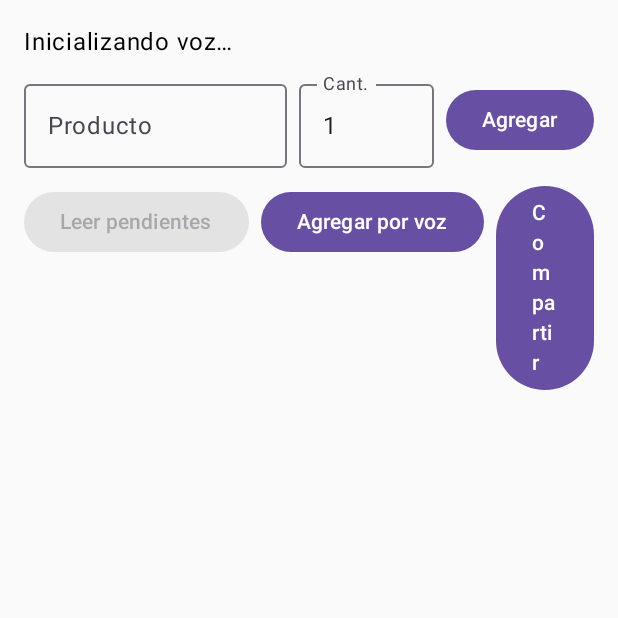
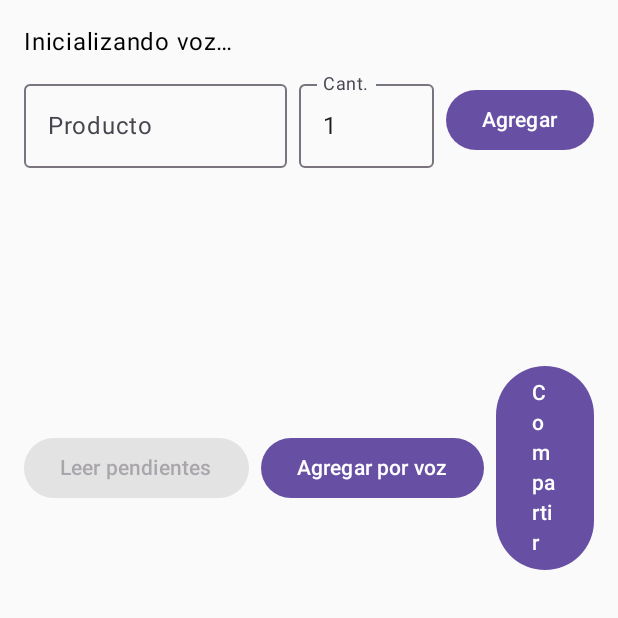
Before and after one commit to JuanManuel1970/LIstaVoz, an Android app built with Jetpack Compose: the screen it shows after launch (MainActivity), after a tap on "Compartir", on a phone screen of 412 x 824 dp, the top half of it. Run offline under Robolectric (Android 15) with nearby library versions, the phone set to English and light mode, and no system bars; our stand-ins replace Room's generated code.

Commit message:
Se corrigio voz

```diff
--- a/app/src/main/java/com/juanmanuel/listavoz/ItemDao.kt
+++ b/app/src/main/java/com/juanmanuel/listavoz/ItemDao.kt
@@ -5,9 +5,12 @@ import kotlinx.coroutines.flow.Flow
 
 @Dao
 interface ItemDao {
+
+    // Lista ordenada: pendientes primero y alfabético
     @Query("SELECT * FROM items ORDER BY purchased ASC, name ASC")
     fun observeAll(): Flow<List<Item>>
 
+    // Upsert simple (con REPLACE por id autogenerado)
     @Insert(onConflict = OnConflictStrategy.REPLACE)
     suspend fun upsert(item: Item)
 
@@ -16,4 +19,14 @@ interface ItemDao {
 
     @Query("DELETE FROM items WHERE id = :id")
     suspend fun deleteById(id: Long)
+
+    // === NUEVAS para las features ===
+
+    // Borra todos los marcados como comprados
+    @Query("DELETE FROM items WHERE purchased = 1")
+    suspend fun deletePurchased()
+
+    // Renombrar un ítem (para el diálogo de edición)
+    @Query("UPDATE items SET name = :newName WHERE id = :id")
+    suspend fun rename(id: Long, newName: String)
 }
--- a/app/src/main/java/com/juanmanuel/listavoz/MainActivity.kt
+++ b/app/src/main/java/com/juanmanuel/listavoz/MainActivity.kt
@@ -8,6 +8,7 @@ import android.speech.tts.TextToSpeech
 import androidx.activity.ComponentActivity
 import androidx.activity.compose.setContent
 import androidx.activity.result.contract.ActivityResultContracts
+import androidx.compose.foundation.clickable
 import androidx.compose.foundation.layout.*
 import androidx.compose.foundation.lazy.LazyColumn
 import androidx.compose.foundation.lazy.items
@@ -15,12 +16,20 @@ import androidx.compose.material3.*
 import androidx.compose.runtime.*
 import androidx.compose.ui.Alignment
 import androidx.compose.ui.Modifier
+import androidx.compose.ui.text.input.ImeAction
+import androidx.compose.foundation.text.KeyboardOptions
+
 import androidx.compose.ui.unit.dp
 import androidx.core.content.ContextCompat
 import androidx.lifecycle.lifecycleScope
 import androidx.room.Entity
 import androidx.room.PrimaryKey
 import kotlinx.coroutines.launch
+import androidx.compose.ui.text.input.KeyboardType
+import java.util.Locale
+
+import androidx.compose.runtime.rememberCoroutineScope
+
 
 // ===== ENTIDAD ROOM =====
 @Entity(tableName = "items")
@@ -64,7 +73,6 @@ class MainActivity : ComponentActivity(), TextToSpeech.OnInitListener {
             if (name.isNotBlank()) {
                 lifecycleScope.launch { dao.upsert(Item(name = name, qty = qty)) }
                 speak(buildAddedSpeech(name, qty))
-
             }
         }
     }
@@ -75,7 +83,20 @@ class MainActivity : ComponentActivity(), TextToSpeech.OnInitListener {
         dao = AppDatabase.get(this).itemDao()
 
         setContent {
+            val scope = rememberCoroutineScope()
             val items by dao.observeAll().collectAsState(initial = emptyList())
+
+            // Ordenamos pendientes arriba (purchased=false) y luego por nombre (case-insensitive)
+            val uiItems = remember(items) {
+                items.sortedWith(
+                    compareBy<Item> { it.purchased }
+                        .thenBy { it.name.lowercase() }
+                )
+            }
+
+            // Estado para diálogo de edición
+            var editing by remember { mutableStateOf<Item?>(null) }
+            var newName by remember { mutableStateOf("") }
 
             MaterialTheme {
                 Column(
@@ -93,6 +114,7 @@ class MainActivity : ComponentActivity(), TextToSpeech.OnInitListener {
                             value = nameInput.value,
                             onValueChange = { nameInput.value = it },
                             label = { Text("Producto") },
+                            singleLine = true,
                             modifier = Modifier.weight(1f)
                         )
                         Spacer(Modifier.width(8.dp))
@@ -102,6 +124,11 @@ class MainActivity : ComponentActivity(), TextToSpeech.OnInitListener {
                                 qtyInput.value = s.filter { it.isDigit() }.ifEmpty { "1" }
                             },
                             label = { Text("Cant.") },
+                            keyboardOptions = KeyboardOptions(
+                                keyboardType = KeyboardType.Number,
+                                imeAction = ImeAction.Done
+                            ),
+                            singleLine = true,
                             modifier = Modifier.width(90.dp)
                         )
                         Spacer(Modifier.width(8.dp))
@@ -109,9 +136,7 @@ class MainActivity : ComponentActivity(), TextToSpeech.OnInitListener {
                             val name = nameInput.value.trim()
                             val qty = qtyInput.value.toIntOrNull() ?: 1
                             if (name.isNotEmpty()) {
-                                lifecycleScope.launch {
-                                    dao.upsert(Item(name = name, qty = qty))
-                                }
+                                scope.launch { dao.upsert(Item(name = name, qty = qty)) }
                                 nameInput.value = ""
                                 qtyInput.value = "1"
                             }
@@ -121,29 +146,34 @@ class MainActivity : ComponentActivity(), TextToSpeech.OnInitListener {
                     Spacer(Modifier.height(12.dp))
 
                     // Acciones
-                    Row {
+                    Row(verticalAlignment = Alignment.CenterVertically) {
                         Button(
                             onClick = {
-                                val pendientes = items.filter { !it.purchased }
+                                val pendientes = uiItems.filter { !it.purchased }
                                 val texto = if (pendientes.isEmpty()) {
                                     "No hay pendientes."
                                 } else {
                                     pendientes.joinToString(". ") { it.name + " (" + it.qty + ")" }
                                 }
-                                speak("Te faltan: $texto")
-
+                                val encabezado = if (pendientes.size == 1) "Te falta: " else "Te faltan: "
+                                speak(encabezado + texto)
                             },
                             enabled = ttsReady.value
                         ) { Text("Leer pendientes") }
 
                         Spacer(Modifier.width(8.dp))
 
-                        Button(onClick = { tryVoiceAdd() }) {
-                            Text("Agregar por voz")
+                        Button(onClick = { tryVoiceAdd() }) { Text("Agregar por voz") }
+
+                        Spacer(Modifier.width(8.dp))
+
+                        Button(onClick = { shareList(uiItems) }) { Text("Compartir") }
+
+                        Spacer(Modifier.width(8.dp))
+
+                        Button(onClick = { scope.launch { dao.deletePurchased() } }) {
+                            Text("Eliminar comprados")
                         }
-                        Spacer(Modifier.width(8.dp))
-                        Button(onClick = { shareList(items) }) { Text("Compartir") }
-
 
                         Spacer(Modifier.width(8.dp))
 
@@ -161,7 +191,7 @@ class MainActivity : ComponentActivity(), TextToSpeech.OnInitListener {
                         modifier = Modifier.weight(1f),
                         verticalArrangement = Arrangement.spacedBy(6.dp)
                     ) {
-                        items(items, key = { it.id }) { item ->
+                        items(uiItems, key = { it.id }) { item ->
                             ListItem(
                                 headlineContent = { Text("${item.name} x${item.qty}") },
                                 supportingContent = {
@@ -171,20 +201,60 @@ class MainActivity : ComponentActivity(), TextToSpeech.OnInitListener {
                                     Checkbox(
                                         checked = item.purchased,
                                         onCheckedChange = {
-                                            lifecycleScope.launch {
-                                                dao.setPurchased(item.id, !item.purchased)
-                                            }
+                                            scope.launch { dao.setPurchased(item.id, !item.purchased) }
                                         }
                                     )
                                 },
                                 trailingContent = {
-                                    TextButton(onClick = {
-                                        lifecycleScope.launch { dao.deleteById(item.id) }
-                                    }) { Text("Eliminar") }
-                                }
+                                    Row {
+                                        TextButton(onClick = {
+                                            editing = item
+                                            newName = item.name
+                                        }) { Text("Editar") }
+
+                                        TextButton(onClick = {
+                                            scope.launch { dao.deleteById(item.id) }
+                                        }) { Text("Eliminar") }
+                                    }
+                                },
+                                modifier = Modifier
+                                    .fillMaxWidth()
+                                    .clickable {
+                                        editing = item
+                                        newName = item.name
+                                    }
                             )
                             Divider()
                         }
+                    }
+
+                    // Diálogo de edición
+                    if (editing != null) {
+                        AlertDialog(
+                            onDismissRequest = { editing = null },
+                            confirmButton = {
+                                TextButton(onClick = {
+                                    val current = editing!!
+                                    val nn = newName.trim()
+                                    if (nn.isNotEmpty()) {
+                                        scope.launch { dao.rename(current.id, nn) }
+                                    }
+                                    editing = null
+                                }) { Text("Guardar") }
+                            },
+                            dismissButton = {
+                                TextButton(onClick = { editing = null }) { Text("Cancelar") }
+                            },
+                            title = { Text("Editar ítem") },
+                            text = {
+                                OutlinedTextField(
+                                    value = newName,
+                                    onValueChange = { newName = it },
+                                    singleLine = true,
+                                    label = { Text("Nombre") }
+                                )
+                            }
+                        )
                     }
                 }
             }
@@ -194,12 +264,12 @@ class MainActivity : ComponentActivity(), TextToSpeech.OnInitListener {
     // ===== Text-to-Speech =====
     override fun onInit(status: Int) {
         if (status == TextToSpeech.SUCCESS) {
-            val res = tts?.setLanguage(java.util.Locale("es", "AR"))
+            val res = tts?.setLanguage(Locale("es", "AR"))
             val ok = res != TextToSpeech.LANG_MISSING_DATA && res != TextToSpeech.LANG_NOT_SUPPORTED
             if (!ok) {
-                val resEs = tts?.setLanguage(java.util.Locale("es", "ES"))
+                val resEs = tts?.setLanguage(Locale("es", "ES"))
                 if (resEs == TextToSpeech.LANG_MISSING_DATA || resEs == TextToSpeech.LANG_NOT_SUPPORTED) {
-                    tts?.language = java.util.Locale.US
+                    tts?.language = Locale.US
                     missingLang.value = true
                     statusText.value =
                         "Faltan voces en español. Tocá 'Instalar voz' o probalo en un celular."
@@ -248,7 +318,7 @@ class MainActivity : ComponentActivity(), TextToSpeech.OnInitListener {
         voiceLauncher.launch(intent)
     }
 
-    // Reemplaza tu parseSpokenItem por este mejorado
+    // Parseo de ítem dicho por voz
     private fun parseSpokenItem(phrase: String): Pair<String, Int> {
         val p = phrase.lowercase().trim()
 
@@ -265,9 +335,6 @@ class MainActivity : ComponentActivity(), TextToSpeech.OnInitListener {
             "diez" -> 10
             else -> null
         }
-
-
-
 
         val raw = p.split(Regex("\\s+")).filter { it.isNotBlank() }
 
@@ -306,19 +373,17 @@ class MainActivity : ComponentActivity(), TextToSpeech.OnInitListener {
                 "$marca ${i.name}$qty"
             }
         }
+        val pendientes = items.count { !it.purchased }
+        val encabezado = "Pendientes: $pendientes\n\n"
         val intent = Intent(Intent.ACTION_SEND).apply {
             type = "text/plain"
-            putExtra(Intent.EXTRA_TEXT, texto)
+            putExtra(Intent.EXTRA_TEXT, encabezado + texto)
         }
         startActivity(Intent.createChooser(intent, "Compartir lista"))
     }
 
-
-    // Para que no diga "uno leche"
     private fun buildAddedSpeech(name: String, qty: Int): String =
         if (qty == 1) "Agregado: $name" else "Agregado: $qty $name"
-
-
 
     override fun onDestroy() {
         tts?.stop()
```
